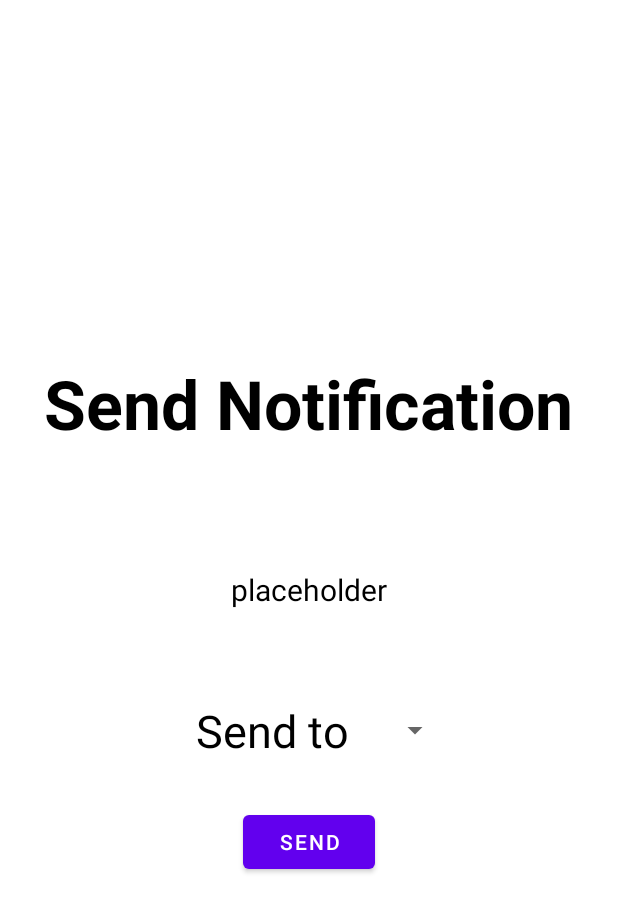
After one commit to Zypher-301/zypher-events, an Android app: the layout popup_organizer_notifications_to_entrant.xml on its own in the app's theme, with its tools: preview values and no code run, on a phone screen of 412 x 824 dp. The commit adds this screen. Shown: the top 912 px of the screen. Run offline under Robolectric (Android 15) with nearby library versions, the phone set to English and light mode, and no system bars.

Commit message:
Save progress before merge

```diff
--- /dev/null
+++ b/code/app/src/main/res/layout/popup_organizer_notifications_to_entrant.xml
@@ -0,0 +1,75 @@
+<?xml version="1.0" encoding="utf-8"?>
+<LinearLayout
+    xmlns:android="http://schemas.android.com/apk/res/android"
+    xmlns:tools="http://schemas.android.com/tools"
+    android:layout_width="match_parent"
+    android:layout_height="match_parent"
+    android:orientation="vertical"
+    android:padding="16dp"
+    android:gravity="center_vertical">
+
+    <TextView
+        android:id="@+id/label1"
+        android:layout_width="wrap_content"
+        android:layout_height="wrap_content"
+        android:text="@string/send_notification"
+        android:textSize="45sp"
+        android:textStyle="bold"
+        android:textColor="@color/black"
+        android:layout_gravity="center"
+        />
+
+    <TextView
+        android:id="@+id/description"
+        android:layout_width="wrap_content"
+        android:layout_height="wrap_content"
+        android:text="placeholder"
+        android:paddingVertical="40dp"
+        android:textSize="20sp"
+        android:textColor="@color/black"
+        android:layout_gravity="center_horizontal"
+        android:layout_marginTop="40dp"
+        />
+
+    <LinearLayout
+        android:layout_width="wrap_content"
+        android:layout_height="wrap_content"
+        android:orientation="horizontal"
+        android:layout_marginTop="20dp"
+        android:layout_gravity="center"
+        android:gravity="center_vertical"
+        >
+
+        <TextView
+            android:id="@+id/label2"
+            android:layout_width="wrap_content"
+            android:layout_height="wrap_content"
+            android:text="Send to"
+            android:textSize="30sp"
+            android:textColor="@color/black"
+            android:paddingStart="20dp"
+            android:paddingEnd="20dp"
+            />
+
+        <Spinner
+            android:id="@+id/dropdown"
+            android:layout_width="wrap_content"
+            android:layout_height="wrap_content"
+            android:minWidth="40dp"
+            android:maxWidth="120dp"
+            android:paddingStart="40dp"
+            android:paddingEnd="40dp"
+            tools:entries="@array/status_options"/> <!-- Does not display options in preview -->
+
+    </LinearLayout>
+
+    <Button
+        android:id="@+id/send_button"
+        android:layout_width="wrap_content"
+        android:layout_height="wrap_content"
+        android:text="Send"
+        android:layout_marginTop="30dp"
+        android:layout_gravity="center"
+        />
+
+</LinearLayout>
--- a/code/app/src/main/res/values/strings.xml
+++ b/code/app/src/main/res/values/strings.xml
@@ -10,4 +10,13 @@
     <string name="menu_home">Home</string>
     <string name="menu_gallery">Gallery</string>
     <string name="menu_slideshow">Slideshow</string>
+
+    <string name="send_notification">Send Notification</string>
+    <string-array name="status_options">
+        <item>Select</item>
+        <item>Waitlist</item>
+        <item>Accepted</item>
+        <item>Declined</item>
+    </string-array>
+
 </resources>
```
